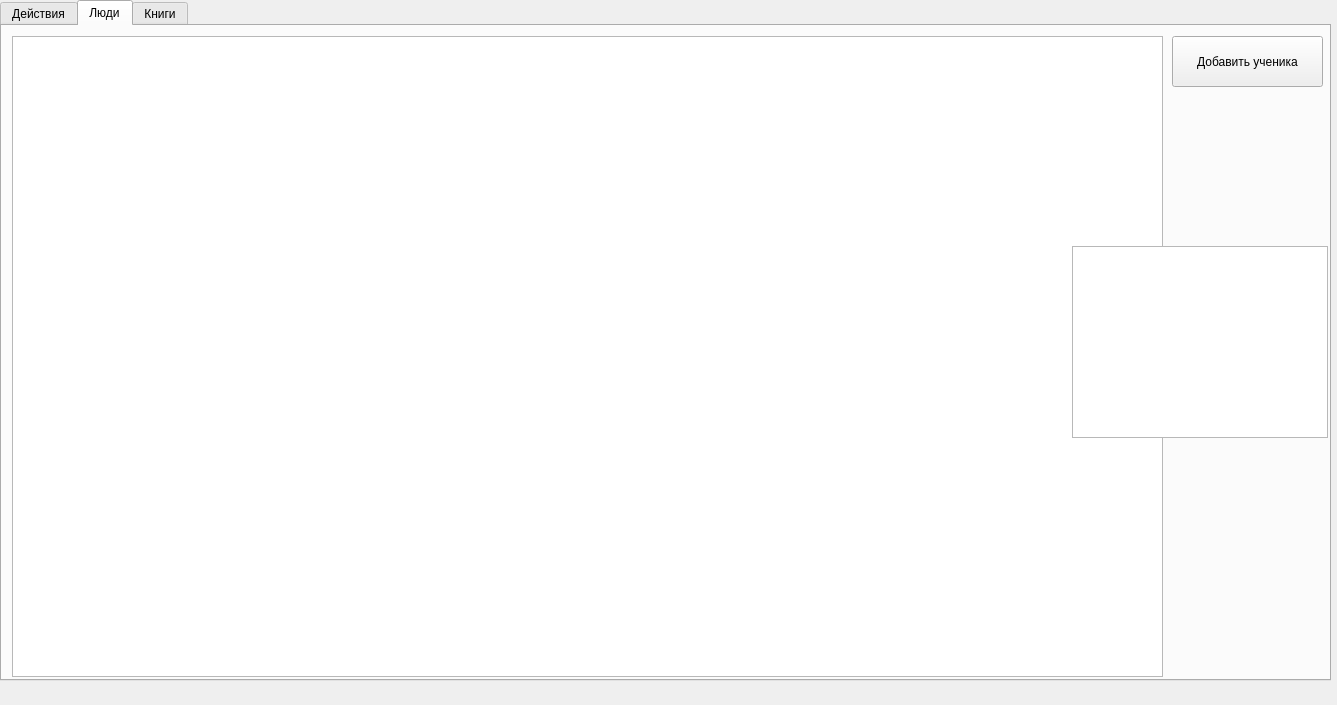
Qt form mainwindow.ui (Near8954/library_system) before a commit.
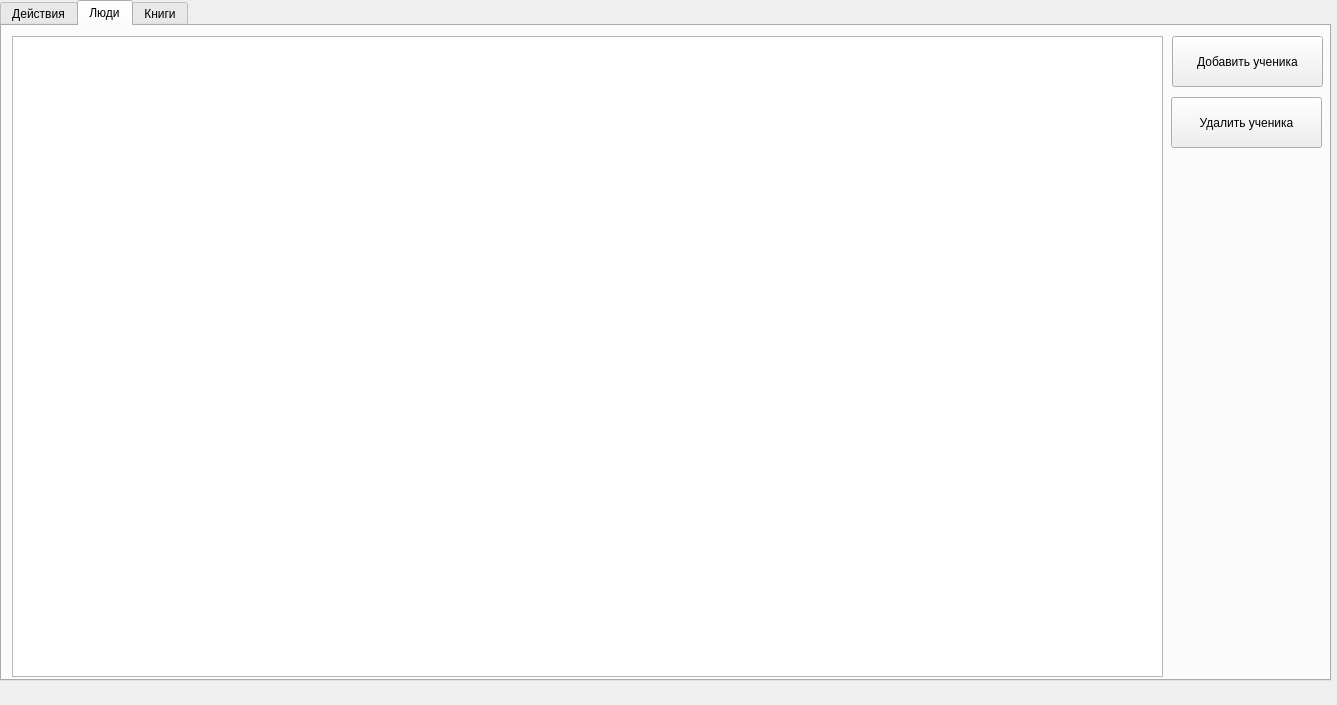
The same form after that commit.

Patch:
```diff
--- a/mainwindow.ui
+++ b/mainwindow.ui
@@ -81,15 +81,18 @@
        <string>Добавить ученика</string>
       </property>
      </widget>
-     <widget class="QTextBrowser" name="textBrowser">
+     <widget class="QPushButton" name="pushButton">
       <property name="geometry">
        <rect>
-        <x>1070</x>
-        <y>220</y>
-        <width>256</width>
-        <height>192</height>
+        <x>1169</x>
+        <y>71</y>
+        <width>151</width>
+        <height>51</height>
        </rect>
       </property>
+      <property name="text">
+       <string>Удалить ученика</string>
+      </property>
      </widget>
     </widget>
     <widget class="QWidget" name="tab_3">
```
